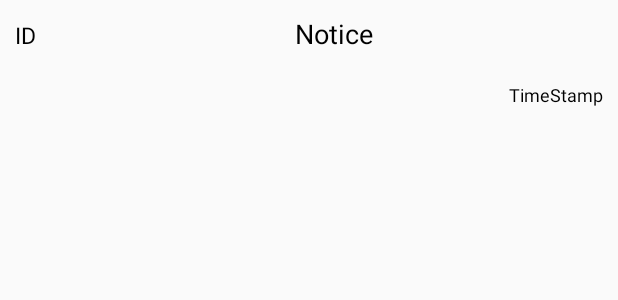
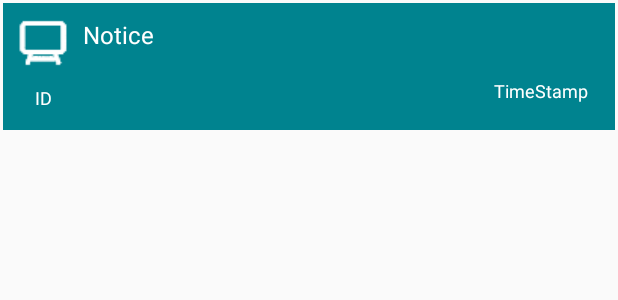
Before and after one commit to praful0203/SmartBoard, an Android app: the layout item_list.xml on its own in the app's theme, with its tools: preview values and no code run, on a phone screen of 412 x 824 dp. Shown: the top 300 px of the screen. Run offline under Robolectric (Android 15) with nearby library versions, the phone set to English and light mode, and no system bars; network calls fail.

Commit message:
Another modifications and some UI tweaks

```diff
--- a/app/build.gradle
+++ b/app/build.gradle
@@ -29,5 +29,6 @@ dependencies {
     implementation 'com.squareup.okhttp3:okhttp:3.10.0'
     implementation 'com.google.code.gson:gson:2.8.2'
     implementation 'com.android.volley:volley:1.1.0'
+    implementation 'com.github.HotBitmapGG:RingProgressBar:V1.2.3'
     implementation 'com.android.support:recyclerview-v7:26.1.0'
 }
--- a/app/src/main/res/layout/item_list.xml
+++ b/app/src/main/res/layout/item_list.xml
@@ -1,57 +1,61 @@
 <?xml version="1.0" encoding="utf-8"?>
 <LinearLayout xmlns:android="http://schemas.android.com/apk/res/android"
-    android:orientation="vertical" android:layout_width="match_parent"
+    xmlns:tools="http://schemas.android.com/tools"
+    android:layout_width="match_parent" android:layout_margin="2dp"
+    android:background="#00838f"
+    android:orientation="horizontal"
     android:layout_height="wrap_content">
 
     <LinearLayout
-        android:layout_width="match_parent"
+        android:layout_width="wrap_content"
         android:layout_height="wrap_content"
-        android:orientation="horizontal">
-        <TextView xmlns:android="http://schemas.android.com/apk/res/android"
+        android:orientation="vertical"
+        android:padding="4dp">
+        <ImageView
             android:layout_width="wrap_content"
             android:layout_height="wrap_content"
-            android:textSize="15sp"
-            android:gravity="left"
-            android:textAlignment="center"
-            android:paddingTop="10dp"
-            android:paddingLeft="10dp"
-            android:id="@+id/lblId"
-            android:paddingBottom="10dp"
-            android:paddingRight="10dp"
-            android:text="ID"
-            android:textColor="@android:color/black"/>
+            android:scaleType="fitCenter"
+            android:src="@drawable/noticeicon"
+            android:tint="@android:color/white"/>
         <TextView xmlns:android="http://schemas.android.com/apk/res/android"
             android:layout_width="match_parent"
             android:layout_height="wrap_content"
-            android:textSize="18sp"
+            android:id="@+id/lblId"
+            android:layout_gravity="center"
+            android:layout_margin="5dp"
             android:textAlignment="center"
-            android:gravity="left"
-            android:id="@+id/lblNotice"
-            android:paddingTop="10dp"
-            android:paddingLeft="10dp"
-            android:paddingBottom="10dp"
-            android:paddingRight="10dp"
-            android:text="Notice"
-            android:textColor="@android:color/black"/>
+            android:text="ID"
+            android:textColor="@android:color/white"
+            android:textSize="12sp"/>
+
     </LinearLayout>
 
     <LinearLayout
         android:layout_width="match_parent"
         android:layout_height="wrap_content"
-        android:gravity="end"
+        android:gravity="center"
         android:orientation="vertical">
+
+        <TextView xmlns:android="http://schemas.android.com/apk/res/android"
+        android:id="@+id/lblNotice"
+        android:layout_width="fill_parent"
+        android:layout_height="fill_parent"
+            android:layout_gravity="center_vertical|right"
+        android:paddingTop="10dp"
+        android:text="Notice"
+        android:textColor="@android:color/white"
+        android:textSize="16sp"/>
+
         <TextView xmlns:android="http://schemas.android.com/apk/res/android"
             android:layout_width="match_parent"
             android:layout_height="wrap_content"
             android:textSize="12sp"
-            android:gravity="right"
+            android:layout_margin="18dp"
+            android:gravity="end"
             android:id="@+id/lblTime"
-            android:paddingTop="10dp"
-            android:paddingLeft="10dp"
-            android:paddingBottom="10dp"
-            android:paddingRight="10dp"
             android:text="TimeStamp"
-            android:textColor="@android:color/black"/>
+            android:textColor="@android:color/white"
+            tools:ignore="RtlSymmetry" />
     </LinearLayout>
 
 
--- a/app/src/main/res/values/colors.xml
+++ b/app/src/main/res/values/colors.xml
@@ -1,6 +1,6 @@
 <?xml version="1.0" encoding="utf-8"?>
 <resources>
-    <color name="colorPrimary">#ffffff</color>
+    <color name="colorPrimary">#000000</color>
     <color name="colorPrimaryDark">#00838f</color>
     <color name="colorAccent">#00acc1</color>
 </resources>
--- a/app/src/main/res/values/styles.xml
+++ b/app/src/main/res/values/styles.xml
@@ -1,12 +1,11 @@
 <resources>
 
     <!-- Base application theme. -->
-    <style name="AppTheme" parent="Theme.AppCompat.Light.NoActionBar">
+    <style name="AppTheme" parent="Theme.AppCompat.DayNight.NoActionBar">
         <!-- Customize your theme here. -->
         <item name="colorPrimary">@color/colorPrimary</item>
         <item name="colorPrimaryDark">@color/colorPrimaryDark</item>
         <item name="colorAccent">@color/colorAccent</item>
     </style>
 
-
 </resources>
--- a/build.gradle
+++ b/build.gradle
@@ -19,6 +19,7 @@ allprojects {
     repositories {
         google()
         jcenter()
+        maven { url "https://jitpack.io" }
     }
 }
 
```
Also changed, not shown: app/src/main/java/com/example/prafulmishra/smartboard_alpha/NoticeActivity.java (+14 -2 lines), app/src/main/java/com/example/prafulmishra/smartboard_alpha/NoticeAdapter.java (+25 -1 lines), app/src/main/res/layout/activity_notice.xml (+14 -7 lines), app/src/main/res/drawable/noticeicon.png (added).
